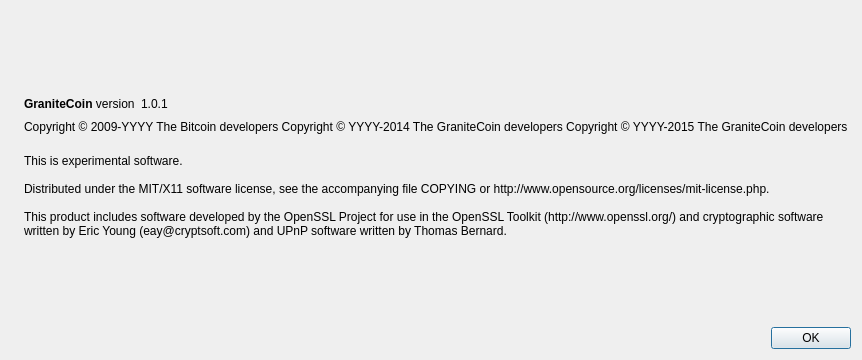
Qt form src/qt/forms/aboutdialog.ui (chrysophylax69/granite) before a commit.
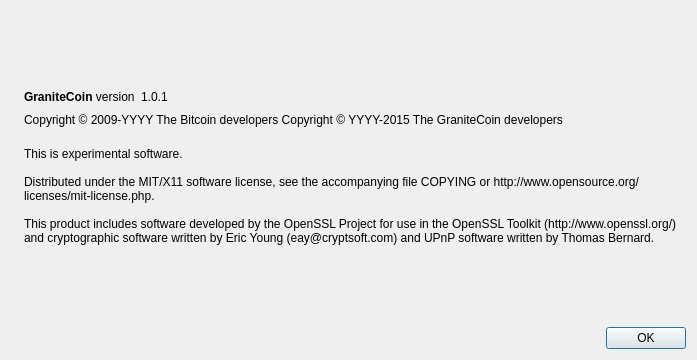
The same form after that commit. Icons and pictures are not drawn.

What changed in the file:
```diff
--- a/src/qt/forms/aboutdialog.ui
+++ b/src/qt/forms/aboutdialog.ui
@@ -92,7 +92,6 @@
        </property>
        <property name="text">
         <string notr="true">Copyright &amp;copy; 2009-YYYY The Bitcoin developers
-Copyright &amp;copy; YYYY-2014 The GraniteCoin developers
 Copyright &amp;copy; YYYY-2015 The GraniteCoin developers
 </string>
        </property>
```
